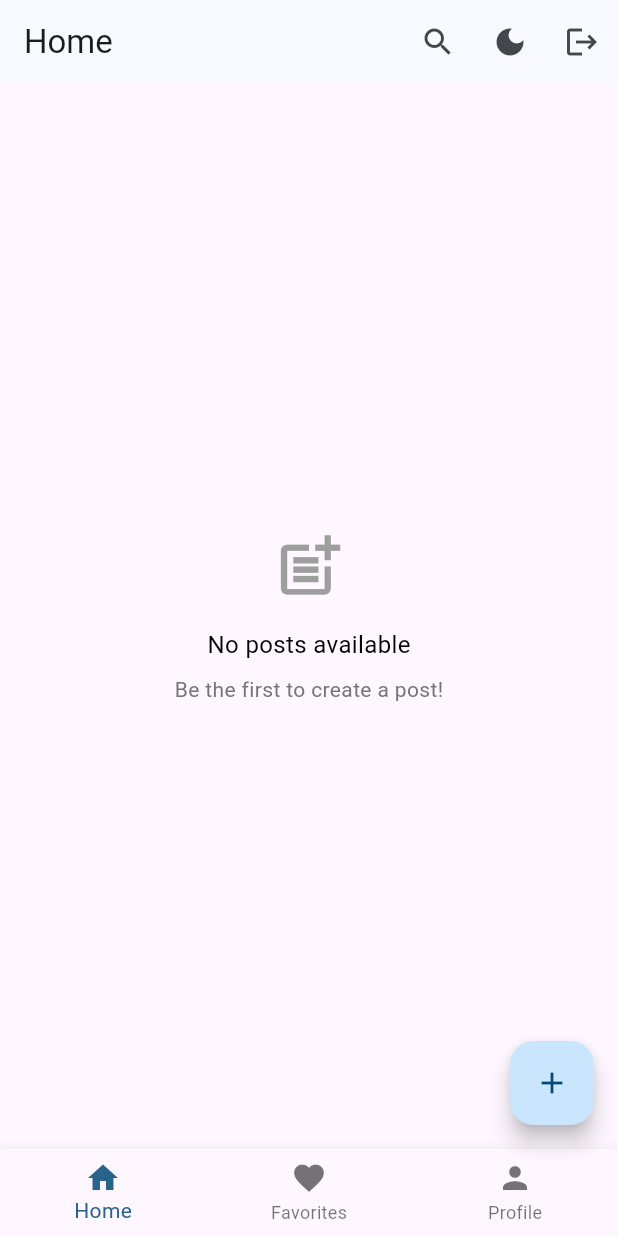
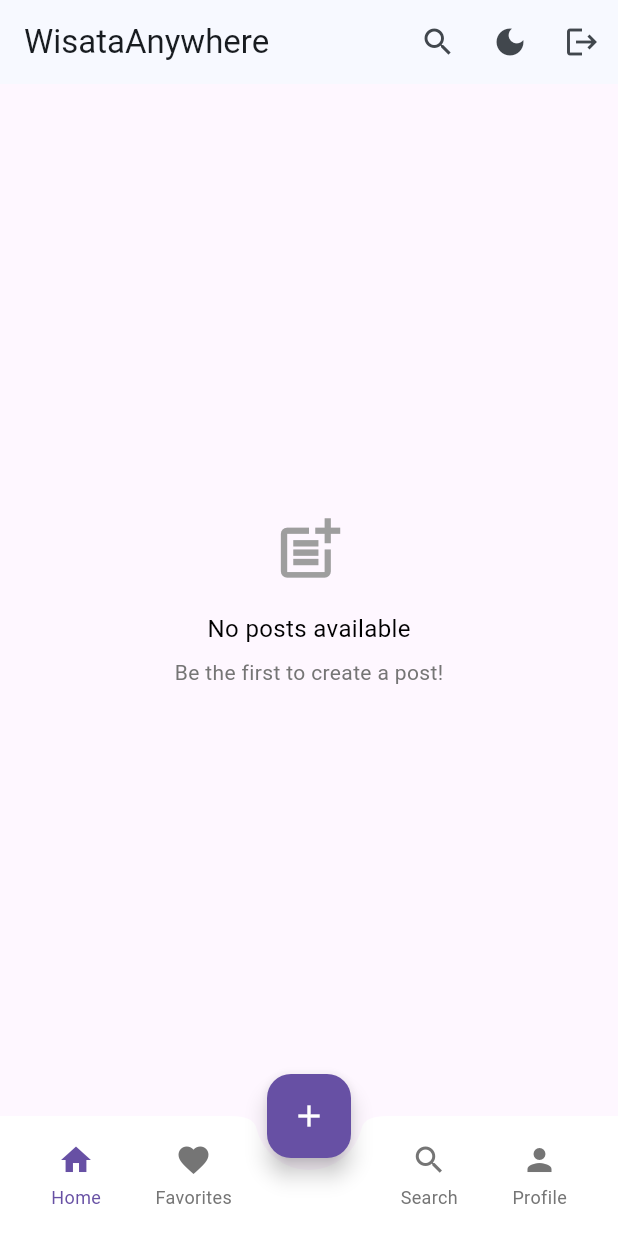
Before and after one commit to MuhammadFadly090/WisataAnywhere, a Flutter app: the screen it shows once a user with an empty profile is signed in, on a phone screen of 412 x 824 dp. Run offline on Flutter 3.47's test engine with Material 3 defaults, Android fonts, the phone set to English and light mode, and no system bars; our stand-ins replace cloud_firestore, firebase_auth, firebase_core, geolocator, image_picker, share_plus and 1 more; accounts and stored records are empty.

Commit message:
Update home_screens.dart

```diff
--- a/lib/screens/home_screens.dart
+++ b/lib/screens/home_screens.dart
@@ -10,6 +10,7 @@ import 'package:wisataAnywhere/screens/sign_in_screen.dart';
 import 'package:wisataAnywhere/screens/theme_provider.dart';
 import 'package:wisataAnywhere/screens/favorite_screen.dart';
 import 'package:wisataAnywhere/screens/search_screen.dart';
+import 'package:wisataAnywhere/screens/profile_screen.dart';
 
 class HomeScreen extends StatefulWidget {
   const HomeScreen({super.key});
@@ -20,9 +21,23 @@ class HomeScreen extends StatefulWidget {
 
 class _HomeScreenState extends State<HomeScreen> {
   int _selectedIndex = 0;
+  final PageController _pageController = PageController();
 
-  String _formatDate(DateTime date) {
-    return DateFormat('dd MMM yyyy').format(date);
+  String _formatTime(DateTime dateTime) {
+    final now = DateTime.now();
+    final diff = now.difference(dateTime);
+
+    if (diff.inSeconds < 60) {
+      return '${diff.inSeconds} secs ago';
+    } else if (diff.inMinutes < 60) {
+      return '${diff.inMinutes} mins ago';
+    } else if (diff.inHours < 24) {
+      return '${diff.inHours} hrs ago';
+    } else if (diff.inHours < 48) {
+      return '1 day ago';
+    } else {
+      return DateFormat('dd/MM/yyyy').format(dateTime);
+    }
   }
 
   Future<void> _signOut(BuildContext context) async {
@@ -40,7 +55,7 @@ class _HomeScreenState extends State<HomeScreen> {
     String? title,
     String? description,
     DateTime createdAt,
-    String fullName
+    String fullName,
   ) {
     Navigator.of(context).push(
       MaterialPageRoute(
@@ -59,36 +74,41 @@ class _HomeScreenState extends State<HomeScreen> {
   void _onItemTapped(int index) {
     setState(() {
       _selectedIndex = index;
+      _pageController.jumpToPage(index);
     });
 
     if (index == 1) {
       Navigator.of(context).push(
         MaterialPageRoute(builder: (context) => const AddPostScreen()),
       ).then((_) {
-        setState(() {
-          _selectedIndex = 0;
-        });
+        setState(() => _selectedIndex = 0);
+        _pageController.jumpToPage(0);
       });
     }
+  }
+
+  @override
+  void dispose() {
+    _pageController.dispose();
+    super.dispose();
   }
 
   @override
   Widget build(BuildContext context) {
     final themeProvider = Provider.of<ThemeProvider>(context);
     final isDarkMode = themeProvider.themeMode == ThemeMode.dark;
+    final themeColor = Theme.of(context).primaryColor;
 
     return Scaffold(
       appBar: AppBar(
-        title: const Text("Home"),
+        title: const Text('WisataAnywhere'),
         actions: [
           IconButton(
             icon: const Icon(Icons.search),
-            onPressed: () {
-              Navigator.push(
+            onPressed: () => Navigator.push(
               context,
               MaterialPageRoute(builder: (context) => const SearchScreen()),
-              );
-            },
+            ),
           ),
           IconButton(
             icon: Icon(isDarkMode ? Icons.light_mode : Icons.dark_mode),
@@ -100,7 +120,133 @@ class _HomeScreenState extends State<HomeScreen> {
           ),
         ],
       ),
-      body: StreamBuilder<QuerySnapshot>(
+      body: PageView(
+        controller: _pageController,
+        physics: const NeverScrollableScrollPhysics(),
+        children: [
+          // Home Page (Index 0)
+          _buildHomeContent(isDarkMode, themeColor),
+
+          // Placeholder for Add Post (Index 1)
+          Container(),
+
+          // Favorites Page (Index 2)
+          const FavoriteScreen(),
+
+          // Profile Page (Index 3)
+          const ProfileScreen(),
+        ],
+      ),
+      floatingActionButton: FloatingActionButton(
+        backgroundColor: themeColor,
+        onPressed: () {
+          Navigator.of(context).push(
+            MaterialPageRoute(builder: (context) => const AddPostScreen()),
+          );
+        },
+        child: const Icon(Icons.add, color: Colors.white),
+      ),
+      floatingActionButtonLocation: FloatingActionButtonLocation.centerDocked,
+      bottomNavigationBar: BottomAppBar(
+        color: isDarkMode ? Colors.grey[900] : Colors.white,
+        shape: const CircularNotchedRectangle(),
+        notchMargin: 8.0,
+        child: SizedBox(
+          height: 56,
+          child: Row(
+            mainAxisAlignment: MainAxisAlignment.spaceAround,
+            children: [
+              // Home Button
+              _buildNavItem(
+                icon: Icons.home,
+                label: 'Home',
+                index: 0,
+                isSelected: _selectedIndex == 0,
+                isDarkMode: isDarkMode,
+                themeColor: themeColor,
+              ),
+
+              // Favorites Button
+              _buildNavItem(
+                icon: Icons.favorite,
+                label: 'Favorites',
+                index: 2,
+                isSelected: _selectedIndex == 2,
+                isDarkMode: isDarkMode,
+                themeColor: themeColor,
+              ),
+
+              // Spacer for FAB
+              const SizedBox(width: 40),
+
+              // Search Button
+              _buildNavItem(
+                icon: Icons.search,
+                label: 'Search',
+                index: 1,
+                isSelected: _selectedIndex == 1,
+                isDarkMode: isDarkMode,
+                themeColor: themeColor,
+                onTap: () => Navigator.push(
+                  context,
+                  MaterialPageRoute(builder: (context) => const SearchScreen()),
+                ),
+              ),
+
+              // Profile Button
+              _buildNavItem(
+                icon: Icons.person,
+                label: 'Profile',
+                index: 3,
+                isSelected: _selectedIndex == 3,
+                isDarkMode: isDarkMode,
+                themeColor: themeColor,
+              ),
+            ],
+          ),
+        ),
+      ),
+    );
+  }
+
+  Widget _buildNavItem({
+    required IconData icon,
+    required String label,
+    required int index,
+    required bool isSelected,
+    required bool isDarkMode,
+    required Color themeColor,
+    VoidCallback? onTap,
+  }) {
+    return InkWell(
+      onTap: onTap ?? () => _onItemTapped(index),
+      child: Column(
+        mainAxisSize: MainAxisSize.min,
+        children: [
+          Icon(
+            icon,
+            color: isSelected
+                ? themeColor
+                : isDarkMode ? Colors.grey[400] : Colors.grey[600],
+            size: 24,
+          ),
+          const SizedBox(height: 4),
+          Text(
+            label,
+            style: TextStyle(
+              fontSize: 12,
+              color: isSelected
+                  ? themeColor
+                  : isDarkMode ? Colors.grey[400] : Colors.grey[600],
+            ),
+          ),
+        ],
+      ),
+    );
+  }
+
+  Widget _buildHomeContent(bool isDarkMode, Color themeColor) {
+    return StreamBuilder<QuerySnapshot>(
       stream: FirebaseFirestore.instance
           .collection('posts')
           .orderBy('createdAt', descending: true)
@@ -109,49 +255,13 @@ class _HomeScreenState extends State<HomeScreen> {
         if (snapshot.connectionState == ConnectionState.waiting) {
           return const Center(child: CircularProgressIndicator());
         }
+
         if (snapshot.hasError) {
-            return Center(
-              child: Column(
-                mainAxisAlignment: MainAxisAlignment.center,
-                children: [
-                  const Icon(Icons.error_outline, size: 50, color: Colors.red),
-                  const SizedBox(height: 16),
-                  Text(
-                    'Error loading posts',
-                    style: TextStyle(
-                      fontSize: 16,
-                      color: isDarkMode ? Colors.white : Colors.black,
-                    ),
-                  ),
-                ],
-              ),
-            );
+          return _buildErrorState(isDarkMode, 'Error loading posts');
         }
+
         if (!snapshot.hasData || snapshot.data!.docs.isEmpty) {
-            return Center(
-              child: Column(
-                mainAxisAlignment: MainAxisAlignment.center,
-                children: [
-                  const Icon(Icons.post_add, size: 50, color: Colors.grey),
-                  const SizedBox(height: 16),
-                  Text(
-                    'No posts available',
-                    style: TextStyle(
-                      fontSize: 16,
-                      color: isDarkMode ? Colors.white : Colors.black,
-                    ),
-                  ),
-                  const SizedBox(height: 8),
-                  Text(
-                    'Be the first to create a post!',
-                    style: TextStyle(
-                      fontSize: 14,
-                      color: isDarkMode ? Colors.grey[400] : Colors.grey[600],
-                    ),
-                  ),
-                ],
-              ),
-            );
+          return _buildEmptyState(isDarkMode);
         }
 
         final posts = snapshot.data!.docs;
@@ -168,7 +278,6 @@ class _HomeScreenState extends State<HomeScreen> {
             final description = data['description'] as String?;
             final createdAtStr = data['createdAt'] as String;
             final fullName = data['fullName'] as String? ?? 'Anonymous';
-
             final createdAt = DateTime.parse(createdAtStr);
 
             return Card(
@@ -202,9 +311,14 @@ class _HomeScreenState extends State<HomeScreen> {
                         children: [
                           Row(
                             children: [
-                                const CircleAvatar(
+                              CircleAvatar(
                                 radius: 16,
-                                  child: Icon(Icons.person, size: 16),
+                                backgroundColor: themeColor.withOpacity(0.2),
+                                child: Icon(
+                                  Icons.person,
+                                  size: 16,
+                                  color: themeColor,
+                                ),
                               ),
                               const SizedBox(width: 8),
                               Column(
@@ -214,14 +328,18 @@ class _HomeScreenState extends State<HomeScreen> {
                                     fullName,
                                     style: TextStyle(
                                       fontWeight: FontWeight.bold,
-                                        color: isDarkMode ? Colors.white : Colors.black,
+                                      color: isDarkMode
+                                          ? Colors.white
+                                          : Colors.black,
                                     ),
                                   ),
                                   Text(
-                                      _formatDate(createdAt),
+                                    _formatTime(createdAt),
                                     style: TextStyle(
                                       fontSize: 12,
-                                        color: isDarkMode ? Colors.grey[400] : Colors.grey[600],
+                                      color: isDarkMode
+                                          ? Colors.grey[400]
+                                          : Colors.grey[600],
                                     ),
                                   ),
                                 ],
@@ -237,7 +355,9 @@ class _HomeScreenState extends State<HomeScreen> {
                                 style: TextStyle(
                                   fontSize: 18,
                                   fontWeight: FontWeight.bold,
-                                    color: isDarkMode ? Colors.white : Colors.black,
+                                  color: isDarkMode
+                                      ? Colors.white
+                                      : Colors.black,
                                 ),
                               ),
                             ),
@@ -248,7 +368,9 @@ class _HomeScreenState extends State<HomeScreen> {
                               overflow: TextOverflow.ellipsis,
                               style: TextStyle(
                                 fontSize: 14,
-                                  color: isDarkMode ? Colors.grey[300] : Colors.grey[700],
+                                color: isDarkMode
+                                    ? Colors.grey[300]
+                                    : Colors.grey[700],
                               ),
                             ),
                         ],
@@ -261,31 +383,50 @@ class _HomeScreenState extends State<HomeScreen> {
           },
         );
       },
+    );
+  }
+
+  Widget _buildErrorState(bool isDarkMode, String message) {
+    return Center(
+      child: Column(
+        mainAxisAlignment: MainAxisAlignment.center,
+        children: [
+          Icon(Icons.error_outline, size: 50, color: Colors.red),
+          const SizedBox(height: 16),
+          Text(
+            message,
+            style: TextStyle(
+              fontSize: 16,
+              color: isDarkMode ? Colors.white : Colors.black,
             ),
-      floatingActionButton: FloatingActionButton(
-        onPressed: () {
-          Navigator.of(context).push(
-            MaterialPageRoute(builder: (context) => const AddPostScreen()),
+          ),
+        ],
+      ),
     );
-        },
-        child: const Icon(Icons.add),
+  }
+
+  Widget _buildEmptyState(bool isDarkMode) {
+    return Center(
+      child: Column(
+        mainAxisAlignment: MainAxisAlignment.center,
+        children: [
+          Icon(Icons.post_add, size: 50,
+              color: isDarkMode ? Colors.grey[400] : Colors.grey),
+          const SizedBox(height: 16),
+          Text(
+            'No posts available',
+            style: TextStyle(
+              fontSize: 16,
+              color: isDarkMode ? Colors.white : Colors.black,
             ),
-      bottomNavigationBar: BottomNavigationBar(
-        currentIndex: _selectedIndex,
-        onTap: _onItemTapped,
-        type: BottomNavigationBarType.fixed,
-        items: const [
-          BottomNavigationBarItem(
-            icon: Icon(Icons.home),
-            label: 'Home',
           ),
-          BottomNavigationBarItem(
-            icon: Icon(Icons.favorite),
-            label: 'Favorites',
+          const SizedBox(height: 8),
+          Text(
+            'Be the first to create a post!',
+            style: TextStyle(
+              fontSize: 14,
+              color: isDarkMode ? Colors.grey[400] : Colors.grey[600],
             ),
-          BottomNavigationBarItem(
-            icon: Icon(Icons.person),
-            label: 'Profile',
           ),
         ],
       ),
```
Lines whose indentation alone changed are shown as unchanged.
